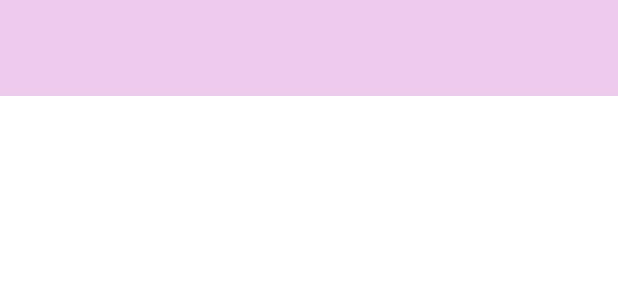
After one commit to Dianaandrade2022/fondos-de-pantalla-dma, an Android app: the layout activity_main_administrador.xml on its own in the app's theme, with its tools: preview values and no code run, on a phone screen of 412 x 824 dp. The commit adds this screen. Shown: the top 300 px of the screen. Run offline under Robolectric (Android 15) with nearby library versions, the phone set to English and light mode, and no system bars.

Commit message:
third commit

```diff
--- a/app/src/main/AndroidManifest.xml
+++ b/app/src/main/AndroidManifest.xml
@@ -13,7 +13,7 @@
         android:theme="@style/Theme.FondosDePantallaDMA"
         tools:targetApi="31" >
         <activity
-            android:name=".MainActivity"
+            android:name=".MainActivityAdministrador"
             android:exported="false" />
         <activity
             android:name=".Carga"
--- a/app/src/main/java/com/example/fondosdepantalladma/Carga.java
+++ b/app/src/main/java/com/example/fondosdepantalladma/Carga.java
@@ -2,10 +2,8 @@ package com.example.fondosdepantalladma;
 
 import androidx.appcompat.app.AppCompatActivity;
 import android.content.Intent;
-import android.graphics.Typeface;
 import android.os.Bundle;
 import android.os.Handler;
-import android.widget.TextView;
 
 public class Carga extends AppCompatActivity {
 
@@ -21,7 +19,7 @@ public class Carga extends AppCompatActivity {
         new Handler().postDelayed(new Runnable() {
             @Override
             public void run() {
-                Intent intent = new Intent(Carga.this, MainActivity.class);
+                Intent intent = new Intent(Carga.this, MainActivityAdministrador.class);
                 startActivity(intent);
                 finish();
             }
--- /dev/null
+++ b/app/src/main/res/layout/activity_main_administrador.xml
@@ -0,0 +1,44 @@
+<?xml version="1.0" encoding="utf-8"?>
+<androidx.drawerlayout.widget.DrawerLayout
+    xmlns:android="http://schemas.android.com/apk/res/android"
+    xmlns:app="http://schemas.android.com/apk/res-auto"
+    xmlns:tools="http://schemas.android.com/tools"
+    android:id="@+id/drawer_layout_A"
+    android:layout_width="match_parent"
+    android:layout_height="match_parent"
+    android:fitsSystemWindows="true"
+    android:background="#fff"
+    tools:context=".MainActivityAdministrador"
+    tools:openDrawer="start">
+
+    <androidx.appcompat.widget.LinearLayoutCompat
+        android:layout_width="match_parent"
+        android:layout_height="wrap_content"
+        android:orientation="vertical">
+
+        <androidx.appcompat.widget.Toolbar
+            android:id="@+id/toolbarA"
+            android:background="@color/colorPrimary"
+            android:layout_width="match_parent"
+            android:layout_height="?attr/actionBarSize"
+            android:theme="@style/ThemeOverlay.AppCompat.Dark.ActionBar"
+            app:popupTheme="@style/ThemeOverlay.AppCompat.Light"/>
+
+        <FrameLayout
+            android:id="@+id/fragment_containerA"
+            android:layout_width="match_parent"
+            android:layout_height="match_parent"/>
+
+    </androidx.appcompat.widget.LinearLayoutCompat>
+
+    <com.google.android.material.navigation.NavigationView
+        android:id="@+id/nav_viewA"
+        android:layout_width="wrap_content"
+        android:layout_height="match_parent"
+        android:layout_gravity="start"
+        app:headerLayout="@layout/encabezado"
+        app:menu="@menu/menu_admin"
+        android:background="#fff"
+        app:itemTextColor="#000"/>
+
+</androidx.drawerlayout.widget.DrawerLayout>
--- a/app/src/main/res/values/colors.xml
+++ b/app/src/main/res/values/colors.xml
@@ -3,7 +3,7 @@
     <color name="black">#FF000000</color>
     <color name="white">#FFFFFFFF</color>
 
-    <color name="colorPrimary">#FAF857</color>
-        <color name="colorPrimaryDark">#FA5858</color>
-    <color name="colorAccen">#57BBFA</color>
+    <color name="colorPrimary">#EFCAEF</color>
+        <color name="colorPrimaryDark">#ED4A8B</color>
+    <color name="colorAccen">#B84AED</color>
 </resources>
--- a/app/src/main/res/values/strings.xml
+++ b/app/src/main/res/values/strings.xml
@@ -1,6 +1,10 @@
 <resources>
     <string name="app_name">Fondos de pantalla DMA</string>
     <string name="desarrollador">Derechos reservados: Diana Andrade</string>
+
+    <string name="navigation_drawer_open">Open navigation drawer</string>
+    <string name="navigation_drawer_close">Close navigation drawer</string>
+
 
     <string name="InicioAdmin">Inicio</string>
     <string name="PerfilAdmin">Perfil</string>
```
Also changed, not shown: app/src/main/java/com/example/fondosdepantalladma/MainActivity.java (deleted, +0 -14 lines), app/src/main/java/com/example/fondosdepantalladma/MainActivityAdministrador.java (added, +30 -0 lines), app/src/main/res/layout/activity_main.xml (deleted, +0 -18 lines), app/src/main/res/values/styles.xml (+10 -0 lines).
